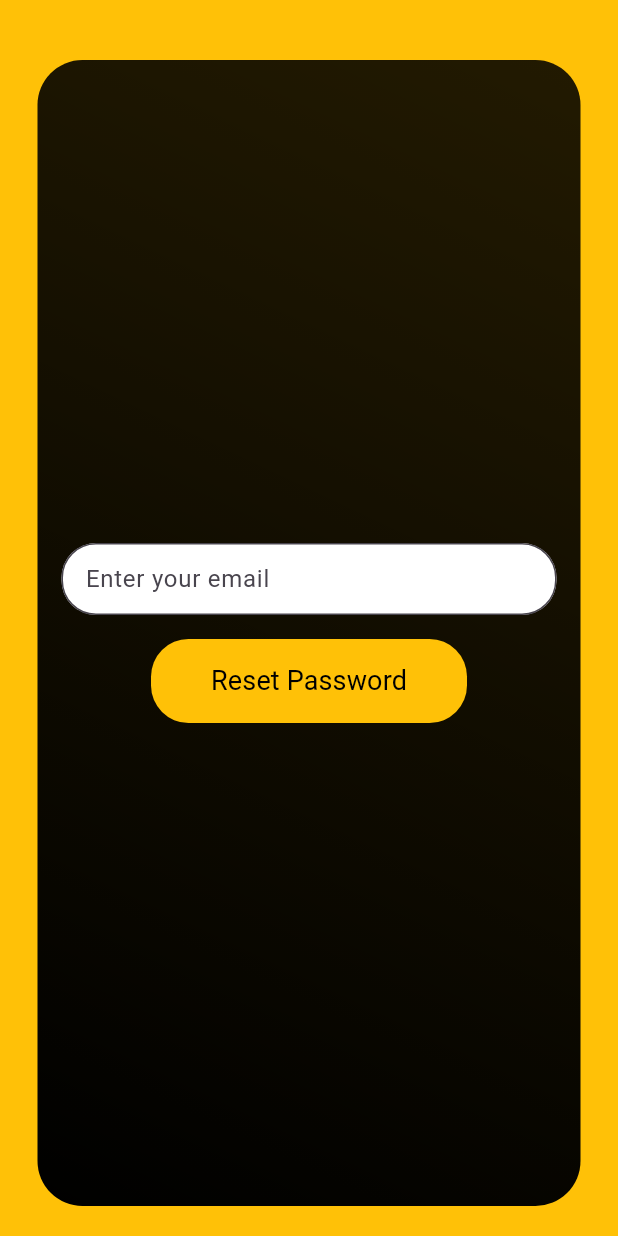
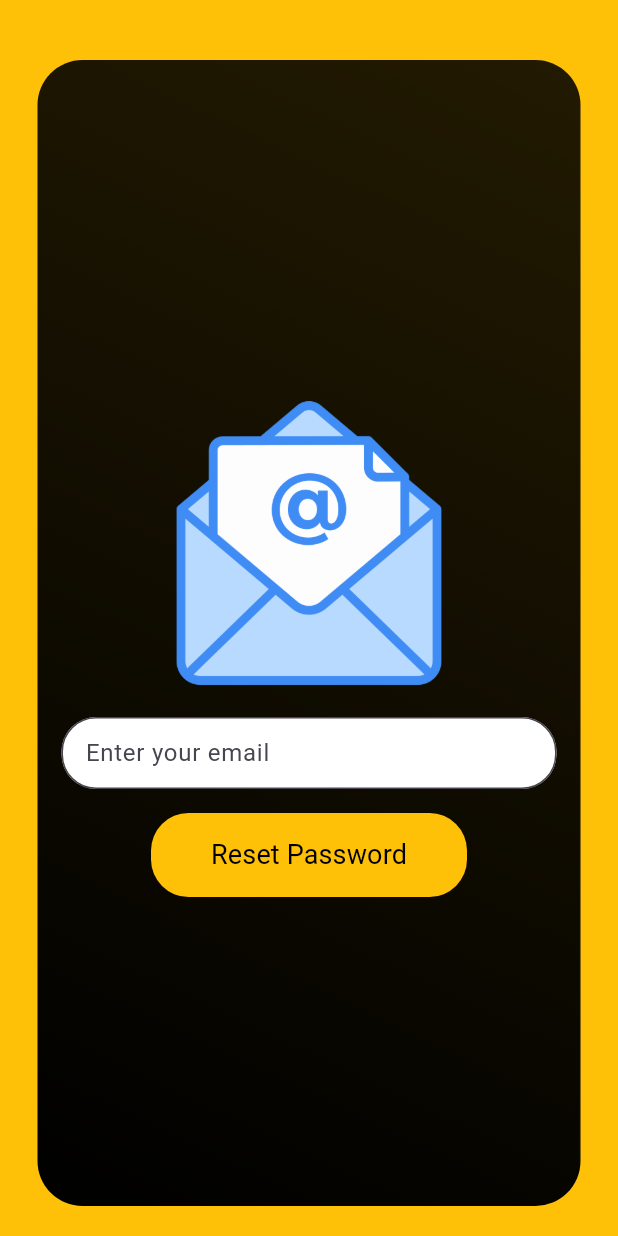
Before and after one commit to RestateOrg/restate, a Flutter app: the ResetPassword screen opened directly, on a phone screen of 412 x 824 dp. Run offline on Flutter 3.47's test engine with Material 3 defaults, Android fonts, the phone set to English and light mode, and no system bars; our stand-ins replace cloud_firestore, firebase_auth, firebase_core; accounts and stored records are empty.

Commit message:
Forgot Password Page Correction

```diff
--- a/lib/screens/resetPassword.dart
+++ b/lib/screens/resetPassword.dart
@@ -104,6 +104,20 @@ class _ResetPasswordState extends State<ResetPassword> {
           child: Column(
             mainAxisAlignment: MainAxisAlignment.center,
             children: [
+              Container(
+                margin: const EdgeInsets.all(16.0),
+                child: Container(
+                  width: 200.0,
+                  height: 200.0,
+                  decoration: BoxDecoration(
+                    borderRadius: BorderRadius.circular(10.0),
+                    image: const DecorationImage(
+                      image: AssetImage('assets/images/email.png'),
+                      fit: BoxFit.cover,
+                    ),
+                  ),
+                ),
+              ),
               TextField(
                 controller: eMail,
                 keyboardType: TextInputType.emailAddress,
```
Also changed, not shown: assets/images/email.png (added).
